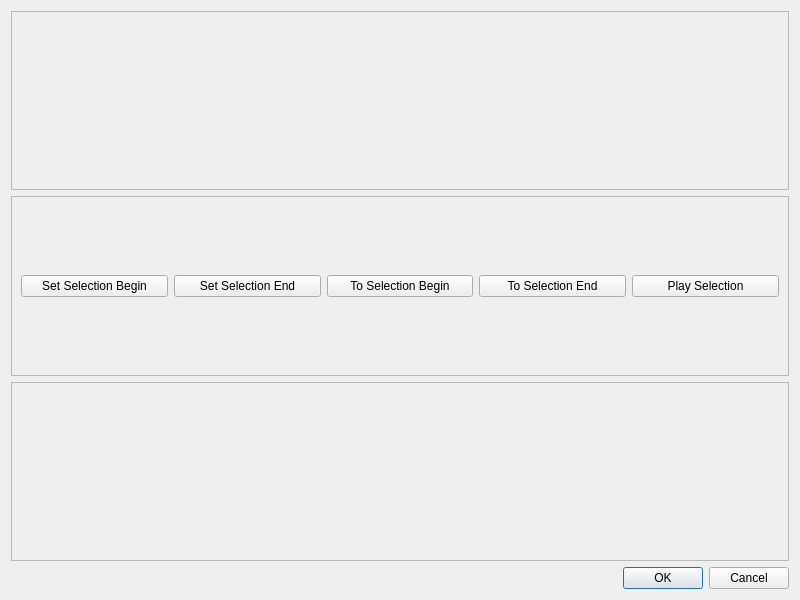
Above: src/ui/interactivecuttingdialog.ui from qwinff/qwinff before the change. Below: the same form after it.
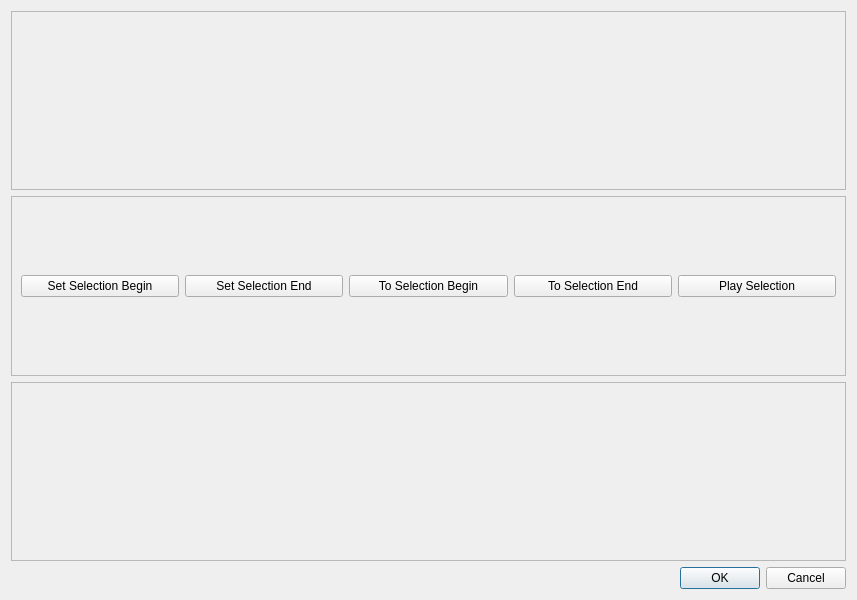
That is the form after the change.

Commit message: Replace CompositeRangeWidget with RangeWidgetBinder.

What changed in the file:
```diff
--- a/src/ui/interactivecuttingdialog.ui
+++ b/src/ui/interactivecuttingdialog.ui
@@ -6,7 +6,7 @@
    <rect>
     <x>0</x>
     <y>0</y>
-    <width>800</width>
+    <width>857</width>
     <height>600</height>
    </rect>
   </property>
```
Left out of the diff: 5 changed lines with no effect on the pictures. The commit also changes 2 other files.
